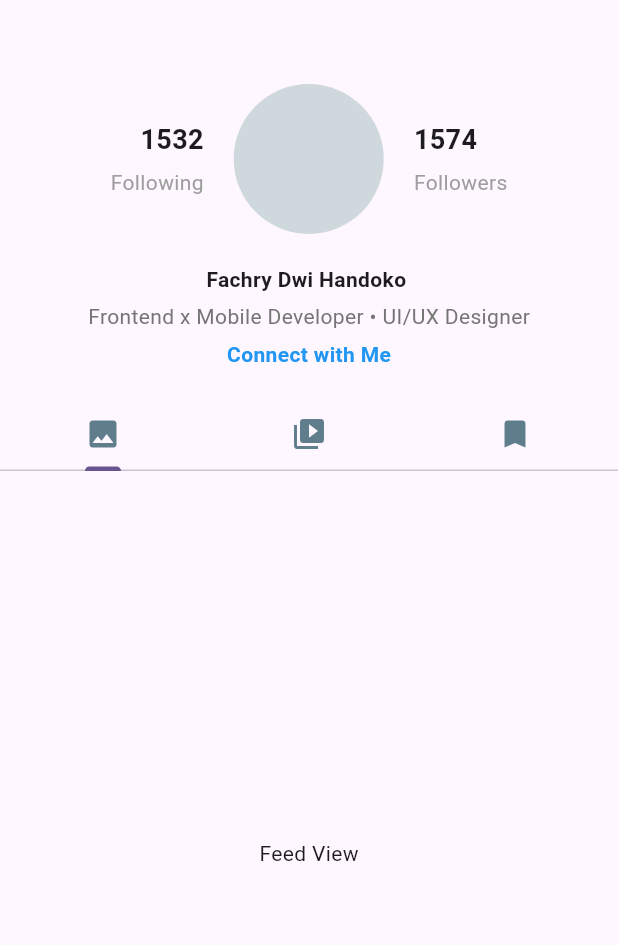
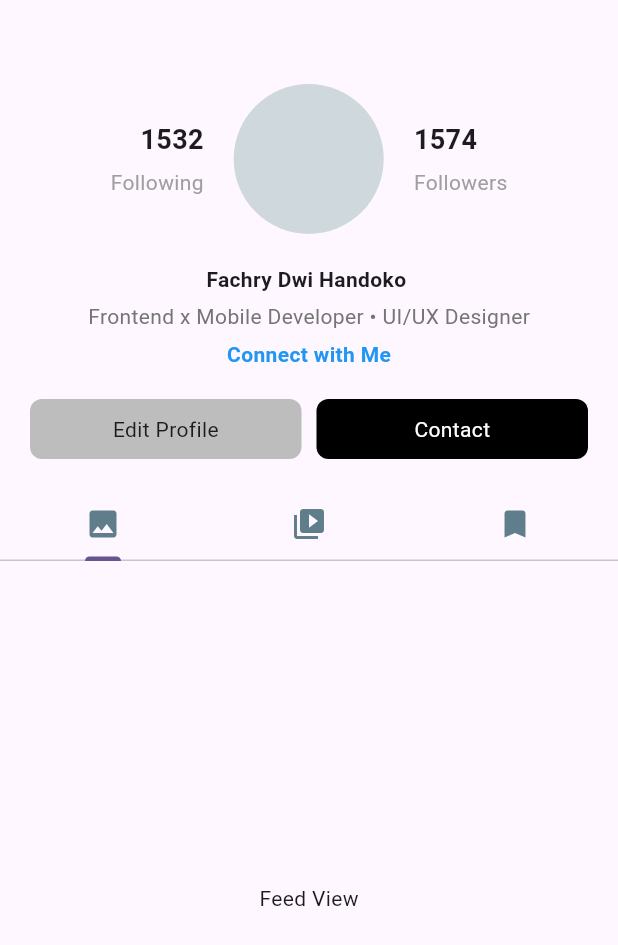
Before and after one commit to Delos-343/IG-Redesign, a Flutter app: the screen it shows after launch, on a phone screen of 412 x 824 dp. Shown: the top 945 px of the screen. Run offline on Flutter 3.47's test engine with Material 3 defaults, Android fonts, the phone set to English and light mode, and no system bars.

Commit message:
Styled utility btn widgets

```diff
--- a/lib/pages/profile_page.dart
+++ b/lib/pages/profile_page.dart
@@ -160,6 +160,45 @@ class _ProfilePageState extends State<ProfilePage> {
               const SizedBox(height: 20),
 
               // Buttons
+              Padding(
+                padding: const EdgeInsets.symmetric(horizontal: 20.0),
+                child: Row(
+                  children: [
+                    Expanded(
+                      child: Container(
+                        padding: EdgeInsets.all(10),
+                        decoration: BoxDecoration(
+                          color: Colors.grey[400],
+                          borderRadius: BorderRadius.circular(8),
+                        ),
+                        child: Center(
+                          child: Text('Edit Profile',),
+                        ),
+                      ),
+                    ),
+
+                    const SizedBox(width: 10),
+
+                    Expanded(
+                      child: Container(
+                        padding: EdgeInsets.all(10),
+                        decoration: BoxDecoration(
+                          color: Colors.black,
+                          borderRadius: BorderRadius.circular(8),
+                        ),
+                        child: Center(
+                          child: Text(
+                            'Contact',
+                            style: TextStyle(color: Colors.white),
+                          ),
+                        ),
+                      ),
+                    ),
+                  ],
+                ),
+              ),
+
+              const SizedBox(height: 20),
 
               // Tab Bar
               TabBar(
```
